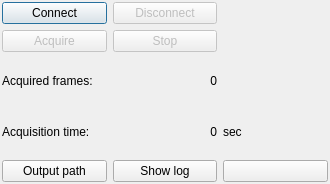
ALEXJAZZ008008/KinectLibraries, file src/KinectFrontend/Widgets/Konnector/konnector.ui: the form before one commit.
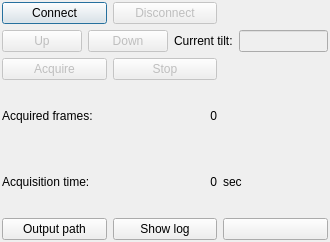
The form after the commit. Icons and pictures are not drawn.

```diff
--- a/src/KinectFrontend/Widgets/Konnector/konnector.ui
+++ b/src/KinectFrontend/Widgets/Konnector/konnector.ui
@@ -7,7 +7,7 @@
     <x>0</x>
     <y>0</y>
     <width>330</width>
-    <height>184</height>
+    <height>242</height>
    </rect>
   </property>
   <property name="windowTitle">
@@ -28,37 +28,7 @@
    </property>
    <item row="2" column="0">
     <layout class="QGridLayout" name="gridLayout">
-     <item row="0" column="0">
-      <widget class="QPushButton" name="_psh_connect">
-       <property name="text">
-        <string>Connect</string>
-       </property>
-       <property name="default">
-        <bool>true</bool>
-       </property>
-      </widget>
-     </item>
-     <item row="1" column="0">
-      <widget class="QPushButton" name="_psh_acquire_start">
-       <property name="enabled">
-        <bool>false</bool>
-       </property>
-       <property name="text">
-        <string>Acquire</string>
-       </property>
-      </widget>
-     </item>
-     <item row="4" column="2">
-      <widget class="QPushButton" name="_psh_settings">
-       <property name="text">
-        <string/>
-       </property>
-       <property name="icon">
-        <iconset theme="preferences-system"/>
-       </property>
-      </widget>
-     </item>
-     <item row="4" column="0">
+     <item row="5" column="0">
       <widget class="QPushButton" name="_psh_output_path">
        <property name="text">
         <string>Output path</string>
@@ -68,7 +38,17 @@
        </property>
       </widget>
      </item>
-     <item row="4" column="1">
+     <item row="2" column="0">
+      <widget class="QPushButton" name="_psh_acquire_start">
+       <property name="enabled">
+        <bool>false</bool>
+       </property>
+       <property name="text">
+        <string>Acquire</string>
+       </property>
+      </widget>
+     </item>
+     <item row="5" column="1">
       <widget class="QPushButton" name="_psh_show_log">
        <property name="text">
         <string>Show log</string>
@@ -79,48 +59,35 @@
        </property>
       </widget>
      </item>
-     <item row="2" column="0">
-      <widget class="QLabel" name="label">
+     <item row="5" column="2">
+      <widget class="QPushButton" name="_psh_settings">
        <property name="text">
-        <string>Acquired frames: </string>
+        <string/>
        </property>
-      </widget>
-     </item>
-     <item row="2" column="1">
-      <widget class="QLabel" name="lbl_frames_recd">
-       <property name="text">
-        <string>0</string>
+       <property name="icon">
+        <iconset theme="preferences-system">
+         <normaloff>.</normaloff>.</iconset>
        </property>
-       <property name="alignment">
-        <set>Qt::AlignRight|Qt::AlignTrailing|Qt::AlignVCenter</set>
-       </property>
       </widget>
      </item>
-     <item row="3" column="0">
-      <widget class="QLabel" name="label_3">
-       <property name="text">
-        <string>Acquisition time: </string>
-       </property>
-      </widget>
-     </item>
-     <item row="3" column="1">
-      <widget class="QLabel" name="lbl_time_lapsed">
-       <property name="text">
-        <string>0</string>
-       </property>
-       <property name="alignment">
-        <set>Qt::AlignRight|Qt::AlignTrailing|Qt::AlignVCenter</set>
-       </property>
-      </widget>
-     </item>
-     <item row="3" column="2">
+     <item row="4" column="2">
       <widget class="QLabel" name="label_5">
        <property name="text">
         <string>sec</string>
        </property>
       </widget>
      </item>
-     <item row="1" column="1">
+     <item row="4" column="1">
+      <widget class="QLabel" name="lbl_time_lapsed">
+       <property name="text">
+        <string>0</string>
+       </property>
+       <property name="alignment">
+        <set>Qt::AlignRight|Qt::AlignTrailing|Qt::AlignVCenter</set>
+       </property>
+      </widget>
+     </item>
+     <item row="2" column="1">
       <widget class="QPushButton" name="_psh_acquire_stop">
        <property name="enabled">
         <bool>false</bool>
@@ -130,6 +97,13 @@
        </property>
       </widget>
      </item>
+     <item row="4" column="0">
+      <widget class="QLabel" name="label_3">
+       <property name="text">
+        <string>Acquisition time: </string>
+       </property>
+      </widget>
+     </item>
      <item row="0" column="1">
       <widget class="QPushButton" name="_psh_disconnect">
        <property name="enabled">
@@ -140,6 +114,71 @@
        </property>
       </widget>
      </item>
+     <item row="3" column="0">
+      <widget class="QLabel" name="label">
+       <property name="text">
+        <string>Acquired frames: </string>
+       </property>
+      </widget>
+     </item>
+     <item row="3" column="1">
+      <widget class="QLabel" name="lbl_frames_recd">
+       <property name="text">
+        <string>0</string>
+       </property>
+       <property name="alignment">
+        <set>Qt::AlignRight|Qt::AlignTrailing|Qt::AlignVCenter</set>
+       </property>
+      </widget>
+     </item>
+     <item row="0" column="0">
+      <widget class="QPushButton" name="_psh_connect">
+       <property name="text">
+        <string>Connect</string>
+       </property>
+       <property name="default">
+        <bool>true</bool>
+       </property>
+      </widget>
+     </item>
+     <item row="1" column="0" colspan="3">
+      <layout class="QGridLayout" name="gridLayout_3">
+       <item row="0" column="2">
+        <widget class="QLabel" name="label_2">
+         <property name="text">
+          <string>Current tilt:</string>
+         </property>
+        </widget>
+       </item>
+       <item row="0" column="0">
+        <widget class="QPushButton" name="psh_tilt_up">
+         <property name="enabled">
+          <bool>false</bool>
+         </property>
+         <property name="text">
+          <string>Up</string>
+         </property>
+        </widget>
+       </item>
+       <item row="0" column="3">
+        <widget class="QLineEdit" name="le_cur_tilt">
+         <property name="enabled">
+          <bool>false</bool>
+         </property>
+        </widget>
+       </item>
+       <item row="0" column="1">
+        <widget class="QPushButton" name="psh_tilt_down">
+         <property name="enabled">
+          <bool>false</bool>
+         </property>
+         <property name="text">
+          <string>Down</string>
+         </property>
+        </widget>
+       </item>
+      </layout>
+     </item>
     </layout>
    </item>
   </layout>
```
Left out of the diff: 7 changed lines with no effect on the pictures.
